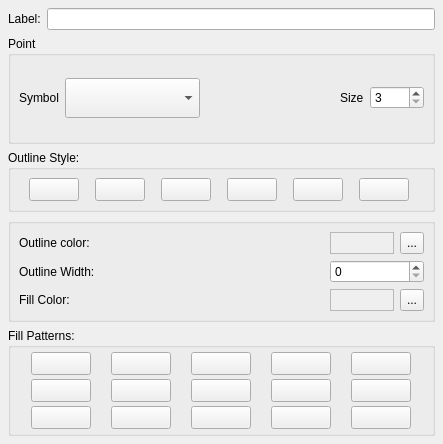
Old version of the form src/ui/qgssisydialogbase.ui in the repository qgis/QGIS.
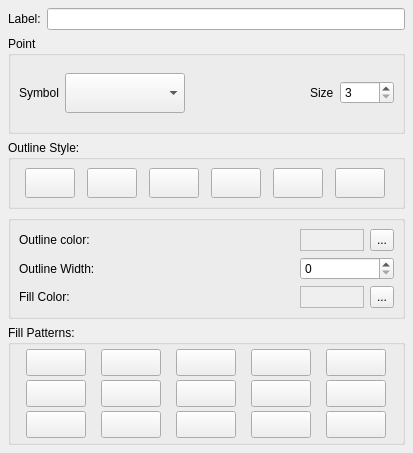
New version of the form.

Commit message: Made the icons for line style and fill style in the symbology dialog original sized

```diff
--- a/src/ui/qgssisydialogbase.ui
+++ b/src/ui/qgssisydialogbase.ui
@@ -8,8 +8,8 @@
    <rect>
     <x>0</x>
     <y>0</y>
-    <width>443</width>
-    <height>444</height>
+    <width>413</width>
+    <height>453</height>
    </rect>
   </property>
   <property name="sizePolicy" >
@@ -67,6 +67,12 @@
         <property name="text" >
          <string/>
         </property>
+        <property name="iconSize" >
+         <size>
+          <width>50</width>
+          <height>20</height>
+         </size>
+        </property>
         <property name="checkable" >
          <bool>true</bool>
         </property>
@@ -100,6 +106,12 @@
         <property name="text" >
          <string/>
         </property>
+        <property name="iconSize" >
+         <size>
+          <width>50</width>
+          <height>20</height>
+         </size>
+        </property>
         <property name="checkable" >
          <bool>true</bool>
         </property>
@@ -119,6 +131,12 @@
         <property name="text" >
          <string/>
         </property>
+        <property name="iconSize" >
+         <size>
+          <width>50</width>
+          <height>20</height>
+         </size>
+        </property>
         <property name="checkable" >
          <bool>true</bool>
         </property>
@@ -152,6 +170,12 @@
         <property name="text" >
          <string/>
         </property>
+        <property name="iconSize" >
+         <size>
+          <width>50</width>
+          <height>20</height>
+         </size>
+        </property>
         <property name="checkable" >
          <bool>true</bool>
         </property>
@@ -171,6 +195,12 @@
         <property name="text" >
          <string/>
         </property>
+        <property name="iconSize" >
+         <size>
+          <width>50</width>
+          <height>20</height>
+         </size>
+        </property>
         <property name="checkable" >
          <bool>true</bool>
         </property>
@@ -190,6 +220,12 @@
         <property name="text" >
          <string/>
         </property>
+        <property name="iconSize" >
+         <size>
+          <width>50</width>
+          <height>20</height>
+         </size>
+        </property>
         <property name="checkable" >
          <bool>true</bool>
         </property>
@@ -217,6 +253,12 @@
         <property name="text" >
          <string/>
         </property>
+        <property name="iconSize" >
+         <size>
+          <width>50</width>
+          <height>20</height>
+         </size>
+        </property>
         <property name="checkable" >
          <bool>true</bool>
         </property>
@@ -236,6 +278,12 @@
         <property name="text" >
          <string/>
         </property>
+        <property name="iconSize" >
+         <size>
+          <width>50</width>
+          <height>20</height>
+         </size>
+        </property>
         <property name="checkable" >
          <bool>true</bool>
         </property>
@@ -255,6 +303,12 @@
         <property name="text" >
          <string/>
         </property>
+        <property name="iconSize" >
+         <size>
+          <width>50</width>
+          <height>20</height>
+         </size>
+        </property>
         <property name="checkable" >
          <bool>true</bool>
         </property>
@@ -282,6 +336,12 @@
         <property name="text" >
          <string/>
         </property>
+        <property name="iconSize" >
+         <size>
+          <width>50</width>
+          <height>20</height>
+         </size>
+        </property>
         <property name="checkable" >
          <bool>true</bool>
         </property>
@@ -301,6 +361,12 @@
         <property name="text" >
          <string/>
         </property>
+        <property name="iconSize" >
+         <size>
+          <width>50</width>
+          <height>20</height>
+         </size>
+        </property>
         <property name="checkable" >
          <bool>true</bool>
         </property>
@@ -320,6 +386,12 @@
         <property name="text" >
          <string/>
         </property>
+        <property name="iconSize" >
+         <size>
+          <width>50</width>
+          <height>20</height>
+         </size>
+        </property>
         <property name="checkable" >
          <bool>true</bool>
         </property>
@@ -347,6 +419,12 @@
         <property name="text" >
          <string/>
         </property>
+        <property name="iconSize" >
+         <size>
+          <width>50</width>
+          <height>20</height>
+         </size>
+        </property>
         <property name="checkable" >
          <bool>true</bool>
         </property>
@@ -366,6 +444,12 @@
         <property name="text" >
          <string/>
         </property>
+        <property name="iconSize" >
+         <size>
+          <width>50</width>
+          <height>20</height>
+         </size>
+        </property>
         <property name="checkable" >
          <bool>true</bool>
         </property>
@@ -393,6 +477,12 @@
         <property name="text" >
          <string/>
         </property>
+        <property name="iconSize" >
+         <size>
+          <width>50</width>
+          <height>20</height>
+         </size>
+        </property>
         <property name="checkable" >
          <bool>true</bool>
         </property>
@@ -743,6 +833,12 @@
         <property name="text" >
          <string/>
         </property>
+        <property name="iconSize" >
+         <size>
+          <width>60</width>
+          <height>26</height>
+         </size>
+        </property>
         <property name="checkable" >
          <bool>true</bool>
         </property>
@@ -762,6 +858,12 @@
         <property name="text" >
          <string/>
         </property>
+        <property name="iconSize" >
+         <size>
+          <width>60</width>
+          <height>26</height>
+         </size>
+        </property>
         <property name="checkable" >
          <bool>true</bool>
         </property>
@@ -781,6 +883,12 @@
         <property name="text" >
          <string/>
         </property>
+        <property name="iconSize" >
+         <size>
+          <width>60</width>
+          <height>26</height>
+         </size>
+        </property>
         <property name="checkable" >
          <bool>true</bool>
         </property>
@@ -800,6 +908,12 @@
         <property name="text" >
          <string/>
         </property>
+        <property name="iconSize" >
+         <size>
+          <width>60</width>
+          <height>26</height>
+         </size>
+        </property>
         <property name="checkable" >
          <bool>true</bool>
         </property>
@@ -819,6 +933,12 @@
         <property name="text" >
          <string/>
         </property>
+        <property name="iconSize" >
+         <size>
+          <width>60</width>
+          <height>26</height>
+         </size>
+        </property>
         <property name="checkable" >
          <bool>true</bool>
         </property>
@@ -838,6 +958,12 @@
         <property name="text" >
          <string/>
         </property>
+        <property name="iconSize" >
+         <size>
+          <width>60</width>
+          <height>26</height>
+         </size>
+        </property>
         <property name="checkable" >
          <bool>true</bool>
         </property>
```
